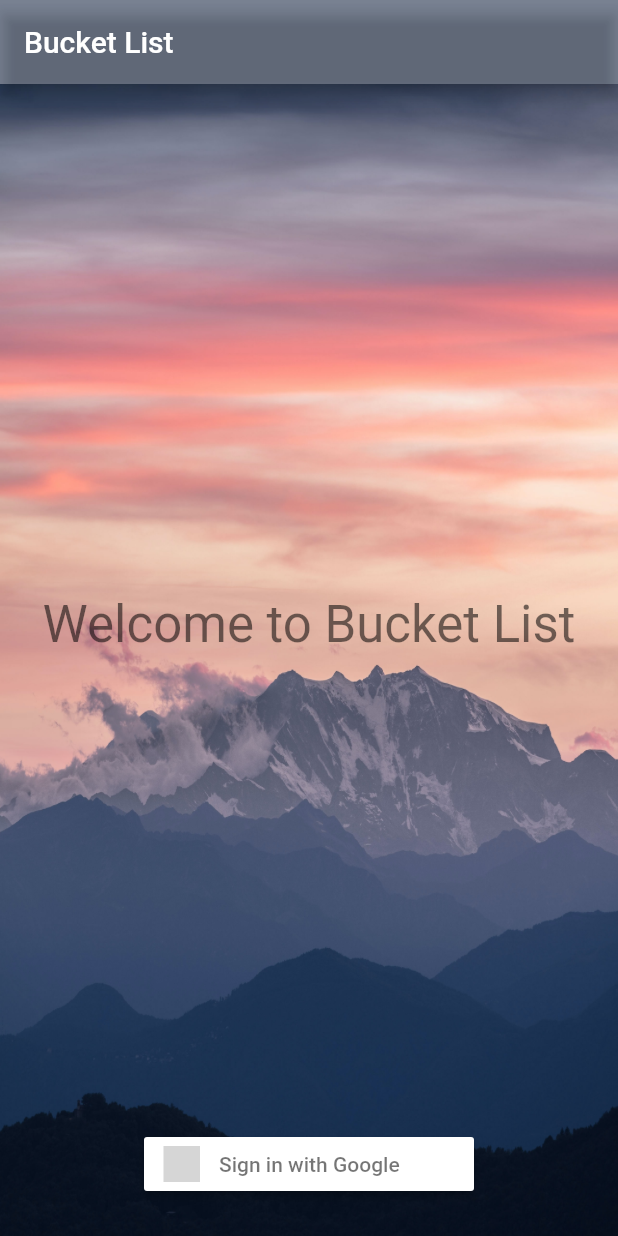
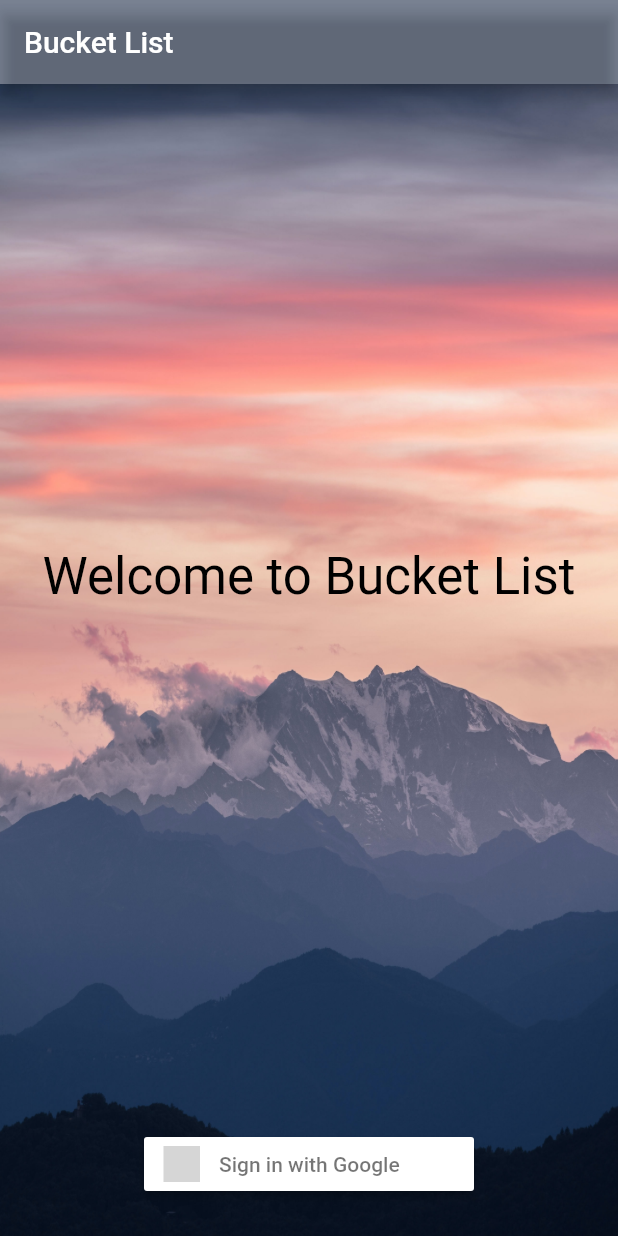
Before and after one commit to KareVulli/bucket_list, a Flutter app: the screen it shows after launch, on a phone screen of 412 x 824 dp. Run offline on Flutter 3.47's test engine with Material 2 defaults, Android fonts, the phone set to English and light mode, and no system bars; our stand-ins replace bloc, cloud_firestore, firebase_auth, flutter_bloc, flutter_signin_button, google_sign_in; accounts and stored records are empty; grey boxes are pictures that could not be loaded.

Commit message:
Made welcome text more readable.

```diff
--- a/lib/screens/welcome.dart
+++ b/lib/screens/welcome.dart
@@ -27,9 +27,12 @@ class Welcome extends StatelessWidget {
           children: [
             Expanded(
               child: Center(
-                child: Text(
-                  "Welcome to Bucket List",
-                    style: Theme.of(context).textTheme.display1
+                child: Padding(
+                  padding: const EdgeInsets.only(bottom: 64.0),
+                  child: Text(
+                    "Welcome to Bucket List",
+                    style: Theme.of(context).textTheme.display1.apply(color: Colors.black),
+                  ),
                 ),
               ),
             ),
```
